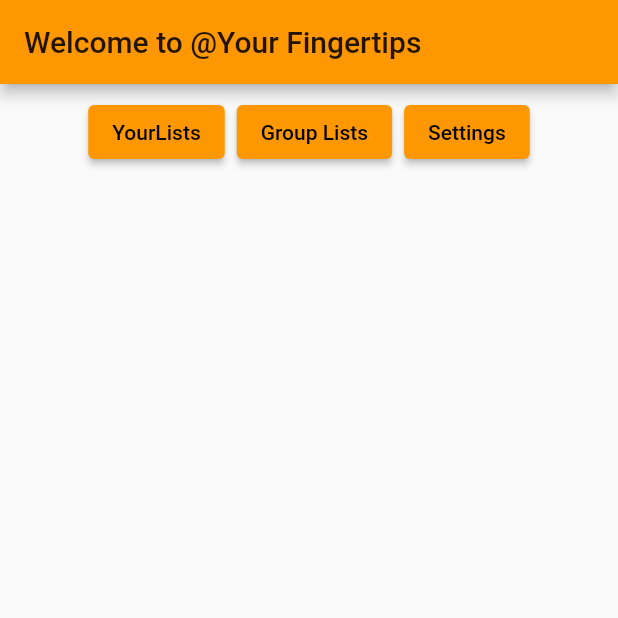
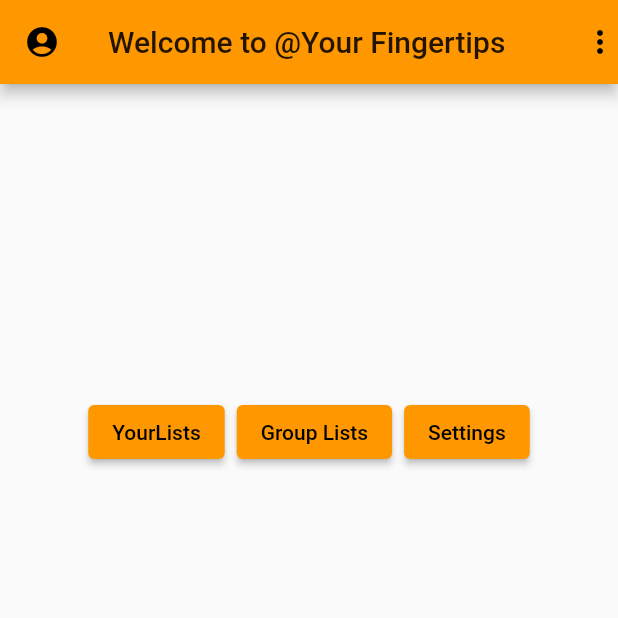
Before and after one commit to bahati365/basic-app, a Flutter app: the screen it shows after launch, on a phone screen of 412 x 824 dp, the top half of it. Run offline on Flutter 3.47's test engine with Material 2 defaults, Android fonts, the phone set to English and light mode, and no system bars; our stand-ins replace flutter_speed_dial.

Commit message:
First Update

```diff
--- a/app_rough/lib/main.dart
+++ b/app_rough/lib/main.dart
@@ -1,4 +1,5 @@
 import 'package:flutter/material.dart';
+import 'package:flutter_speed_dial/flutter_speed_dial.dart';
 
 void main() {
   runApp(MaterialApp(
@@ -9,15 +10,21 @@ void main() {
   ));
 }
 
-
 class MainPage extends StatelessWidget {
   @override
   Widget build(BuildContext context) {
     return Scaffold(
       appBar: AppBar(
         title: Text('Welcome to @Your Fingertips'),
+        leading: Icon(Icons.account_circle_rounded),
+        actions: [
+          Icon(Icons.more_vert),
+        ],
       ),
+
       body: Center(
+        child: Container(
+          margin: const EdgeInsets.only(top: 200),
           child: Column(
             children: [
               new ButtonBar(
@@ -52,6 +59,7 @@ class MainPage extends StatelessWidget {
             ],
           ),
         ),
+      )
     );
   }
 }
@@ -71,12 +79,35 @@ class YourLists extends StatelessWidget {
             Navigator.pop(context);
           },
           child: Text('Reverse!'),
-        ),
+        //   ElevatedButton: SpeedDial(
+        //     icon: Icons.share,
+        //     backgroundColor: Colors.amber,
+        //     children: [
+        //       SpeedDialChild(
+        //         child: Icon(Icons.face),
+        //         label: 'Social Network',
+        //         backgroundColor: Colors.amberAccent,
+        //         onTap: () {/* Do someting */},
+        //       ),
+        //       SpeedDialChild(
+        //         child: Icon(Icons.email),
+        //         label: 'Email',
+        //         backgroundColor: Colors.amberAccent,
+        //         onTap: () {/* Do something */},
+        //       ),
+        //       SpeedDialChild(
+        //         child: Icon(Icons.chat),
+        //         label: 'Message',
+        //         backgroundColor: Colors.amberAccent,
+        //         onTap: () {/* Do something */},
+        //         ),
+        //       ]),
+        // )
+          )
         ),
       );
   }
 }
-
 
 class TeamLists extends StatelessWidget {
   @override
--- a/app_rough/pubspec.yaml
+++ b/app_rough/pubspec.yaml
@@ -23,6 +23,7 @@ environment:
 dependencies:
   flutter:
     sdk: flutter
+  flutter_speed_dial: ^3.0.5
 
 
   # The following adds the Cupertino Icons font to your application.
```
Also changed, not shown: app_rough/pubspec.lock. Lines whose indentation alone changed are shown as unchanged.
